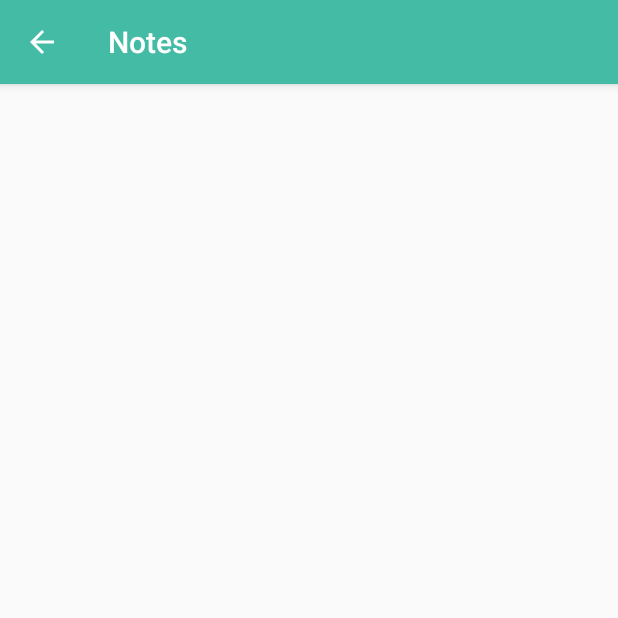
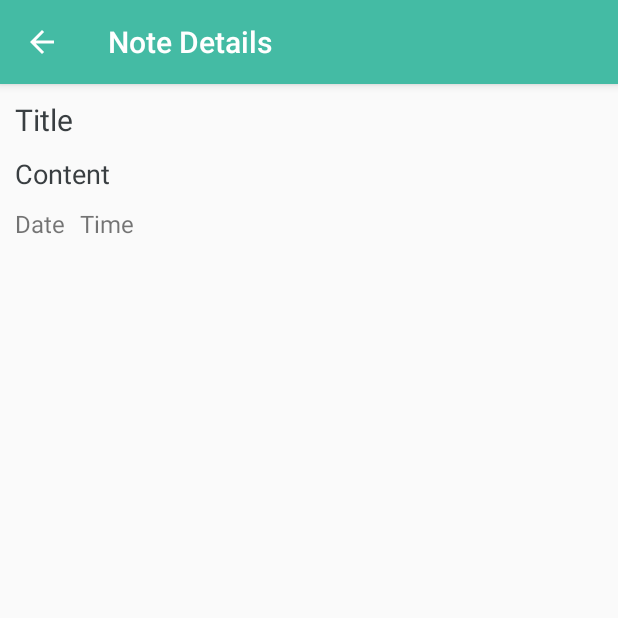
Before and after one commit to shrutipahuja/Notes, an Android app: the NoteDetailsActivity screen opened directly, with no data from a screen before it, on a phone screen of 412 x 824 dp, the top half of it. Run offline under Robolectric (Android 15) with nearby library versions, the phone set to English and light mode, and no system bars; 6 statements that could not run were skipped.

```diff
--- a/app/src/main/AndroidManifest.xml
+++ b/app/src/main/AndroidManifest.xml
@@ -10,7 +10,8 @@
         android:supportsRtl="true"
         android:theme="@style/AppTheme">
         <activity android:name=".NoteDetailsActivity"
-            android:parentActivityName=".MainActivity"></activity>
+            android:parentActivityName=".MainActivity"
+            android:label="Note Details"></activity>
         <activity
             android:name=".CreateNoteActivity"
             android:label="Create Note"
--- a/app/src/main/java/com/example/notes/NoteDetailsActivity.java
+++ b/app/src/main/java/com/example/notes/NoteDetailsActivity.java
@@ -4,9 +4,12 @@ import androidx.appcompat.app.AppCompatActivity;
 
 import android.content.Intent;
 import android.os.Bundle;
+import android.widget.TextView;
 import android.widget.Toast;
 
 public class NoteDetailsActivity extends AppCompatActivity {
+
+    TextView titleDetailsTextView, contentDetailsTextView, dateDetailsTextView, timeDetailsTextView;
 
     @Override
     protected void onCreate(Bundle savedInstanceState) {
@@ -15,7 +18,22 @@ public class NoteDetailsActivity extends AppCompatActivity {
 
         Intent intent = getIntent();
         Long id = intent.getLongExtra("ID", 0);
-        Toast.makeText(this, String.valueOf(id), Toast.LENGTH_LONG).show();
+        //Toast.makeText(this, String.valueOf(id), Toast.LENGTH_LONG).show();
+
+        NotesDatabase notesDatabase = new NotesDatabase(this);
+        Note note = notesDatabase.getNote(id);
+        Toast.makeText(this, note.getTitle(), Toast.LENGTH_LONG).show();
+
+        titleDetailsTextView = findViewById(R.id.titleDetailsTextView);
+        contentDetailsTextView = findViewById(R.id.contentDetailsTextView);
+        dateDetailsTextView = findViewById(R.id.dateDetailsTextView);
+        timeDetailsTextView = findViewById(R.id.timeDetailsTextView);
+
+        titleDetailsTextView.setText(note.getTitle());
+        contentDetailsTextView.setText(note.getContent());
+        dateDetailsTextView.setText(note.getDate());
+        timeDetailsTextView.setText(note.getTime());
+
 
     }
 }
--- a/app/src/main/res/layout/activity_note_details.xml
+++ b/app/src/main/res/layout/activity_note_details.xml
@@ -6,4 +6,48 @@
     android:layout_height="match_parent"
     tools:context=".NoteDetailsActivity">
 
+    <TextView
+        android:id="@+id/titleDetailsTextView"
+        android:layout_width="wrap_content"
+        android:layout_height="wrap_content"
+        android:textSize="20sp"
+        android:text="Title"
+        android:layout_margin="10dp"
+        android:textColor="#393E41"
+        app:layout_constraintTop_toTopOf="parent"
+        app:layout_constraintStart_toStartOf="parent"/>
+
+
+    <TextView
+        android:id="@+id/contentDetailsTextView"
+        android:layout_width="wrap_content"
+        android:layout_height="wrap_content"
+        android:textSize="18sp"
+        android:text="Content"
+        android:textColor="#393E41"
+        android:layout_margin="10dp"
+        app:layout_constraintTop_toBottomOf="@id/titleDetailsTextView"
+        app:layout_constraintStart_toStartOf="parent"/>
+
+    <TextView
+        android:id="@+id/dateDetailsTextView"
+        android:layout_width="wrap_content"
+        android:layout_height="wrap_content"
+        android:textSize="16sp"
+        android:text="Date"
+        android:layout_margin="10dp"
+        app:layout_constraintTop_toBottomOf="@id/contentDetailsTextView"
+        app:layout_constraintStart_toStartOf="parent"/>
+
+    <TextView
+        android:id="@+id/timeDetailsTextView"
+        android:layout_width="wrap_content"
+        android:layout_height="wrap_content"
+        android:textSize="16sp"
+        android:text="Time"
+        android:layout_margin="10dp"
+        app:layout_constraintTop_toBottomOf="@id/contentDetailsTextView"
+        app:layout_constraintStart_toEndOf="@id/dateDetailsTextView"/>
+
+
 </androidx.constraintlayout.widget.ConstraintLayout>
```
Also changed, not shown: app/src/main/java/com/example/notes/CreateNoteActivity.java (+12 -14 lines).
